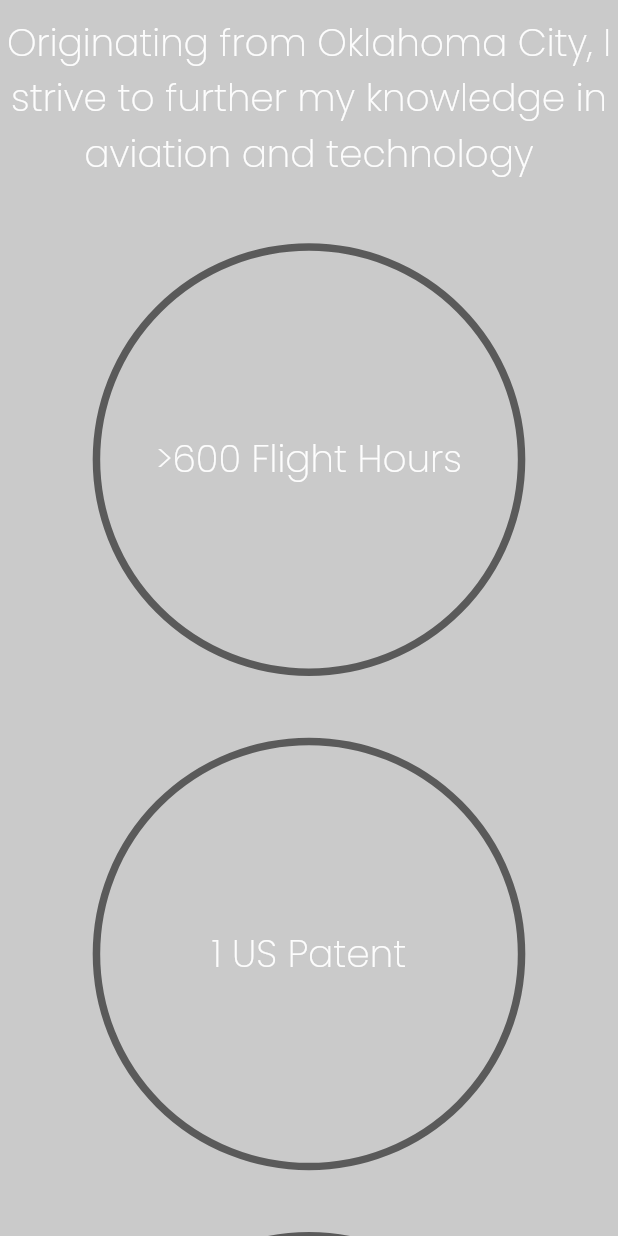
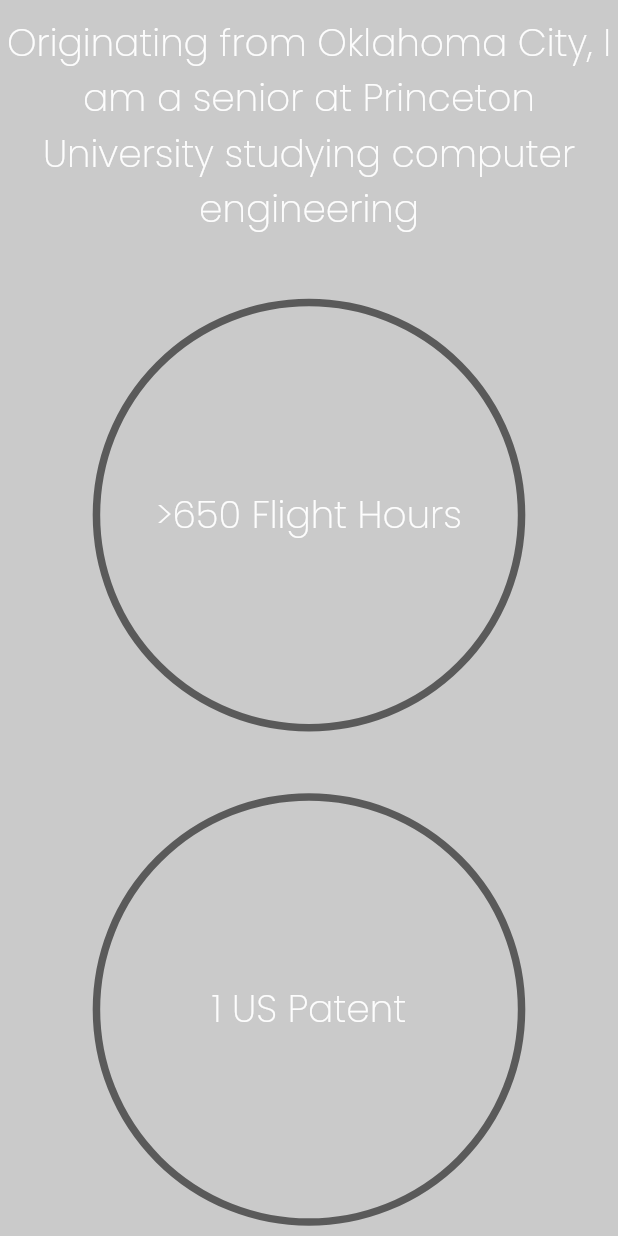
Before and after one commit to hadaes/personalWebsite, a Flutter app: the AboutMe widget shown alone on an empty page, opened directly with empty values, on a phone screen of 412 x 824 dp. Run offline on Flutter 3.47's test engine with Material 2 defaults, Android fonts, the phone set to English and light mode, and no system bars; drawn by our look-alikes of auto_size_text, percent_indicator; our stand-ins replace flutter_icons.

Commit message:
Redid mobile appbar. Added links to about me

```diff
--- a/lib/screens/aboutme.dart
+++ b/lib/screens/aboutme.dart
@@ -50,7 +50,7 @@ class _AboutMeState extends State<AboutMe> with SingleTickerProviderStateMixin {
                     height: 10,
                   ),
                   AutoSizeText(
-                    "Originating from Oklahoma City, I strive to further my knowledge in aviation and technology",
+                    "Originating from Oklahoma City, I am a senior at Princeton University studying computer engineering",
                     presetFontSizes: [25, 20, 15, 10],
                     style:
                         TextStyle(color: Colors.white, fontFamily: "Poppins"),
@@ -67,7 +67,7 @@ class _AboutMeState extends State<AboutMe> with SingleTickerProviderStateMixin {
                     height: 10,
                   ),
                   AutoSizeText(
-                    "Originating from Oklahoma City, I strive to further my knowledge in aviation and technology",
+                    "Originating from Oklahoma City, I am a senior at Princeton University studying computer engineering",
                     style: TextStyle(
                         fontSize: 30,
                         fontFamily: "Poppins",
--- a/lib/widgets/quick_facts.dart
+++ b/lib/widgets/quick_facts.dart
@@ -1,6 +1,7 @@
 import 'package:auto_size_text/auto_size_text.dart';
 import "package:flutter/material.dart";
 import "package:percent_indicator/percent_indicator.dart";
+import 'package:url_launcher/url_launcher.dart';
 
 class QuickFacts extends StatelessWidget {
   var factsGroup = AutoSizeGroup();
@@ -13,6 +14,7 @@ class QuickFacts extends StatelessWidget {
   Widget build(BuildContext context) {
     return LayoutBuilder(
       builder: (context, cts) {
+        // -------------------- mobile view -------------------------------
         if (cts.maxWidth <= 600 || cts.maxHeight <= 600) {
           return Column(
             children: [
@@ -22,12 +24,17 @@ class QuickFacts extends StatelessWidget {
               CircularPercentIndicator(
                 backgroundColor: Colors.transparent,
                 radius: MediaQuery.of(context).size.width * 0.7,
-                center: AutoSizeText(
-                  ">600 Flight Hours",
+                center: InkWell(
+                  child: AutoSizeText(
+                    ">650 Flight Hours",
                     maxLines: 1,
                     group: factsGroup,
                     presetFontSizes: [25, 20, 15, 10, 5],
-                  style: TextStyle(color: Colors.white, fontFamily: "Poppins"),
+                    style:
+                        TextStyle(color: Colors.white, fontFamily: "Poppins"),
+                  ),
+                  onTap: () =>
+                      launch('https://www.youtube.com/watch?v=1HWufbhWjMI'),
                 ),
                 animation: true,
                 animationDuration: 2000,
@@ -41,12 +48,17 @@ class QuickFacts extends StatelessWidget {
               CircularPercentIndicator(
                 backgroundColor: Colors.transparent,
                 radius: MediaQuery.of(context).size.width * 0.7,
-                center: AutoSizeText(
+                center: InkWell(
+                  child: AutoSizeText(
                     "1 US Patent",
                     maxLines: 1,
                     group: factsGroup,
                     presetFontSizes: [25, 20, 15, 10, 5],
-                  style: TextStyle(color: Colors.white, fontFamily: "Poppins"),
+                    style:
+                        TextStyle(color: Colors.white, fontFamily: "Poppins"),
+                  ),
+                  onTap: () => launch(
+                      'https://patents.google.com/patent/US10488064B1/en'),
                 ),
                 animation: true,
                 animationDuration: 2000,
@@ -60,12 +72,17 @@ class QuickFacts extends StatelessWidget {
               CircularPercentIndicator(
                 backgroundColor: Colors.transparent,
                 radius: MediaQuery.of(context).size.width * 0.7,
-                center: AutoSizeText(
+                center: InkWell(
+                  child: AutoSizeText(
                     "1 Paper Coauthored",
                     maxLines: 1,
                     group: factsGroup,
                     presetFontSizes: [25, 20, 15, 10, 5],
-                  style: TextStyle(color: Colors.white, fontFamily: "Poppins"),
+                    style:
+                        TextStyle(color: Colors.white, fontFamily: "Poppins"),
+                  ),
+                  onTap: () => launch(
+                      'https://www.semanticscholar.org/paper/Seeds-as-a-Source-of-Plant-Inhibitory-Fungi%3A-for-Scherlag-Scherlag/64098cbc8fe4a3b1c865b0f14420fa0c689725be'),
                 ),
                 animation: true,
                 animationDuration: 2000,
@@ -78,6 +95,7 @@ class QuickFacts extends StatelessWidget {
               ),
             ],
           );
+          // --------------- desktop view -------------------------
         } else {
           return Row(
             mainAxisAlignment: MainAxisAlignment.spaceEvenly,
@@ -85,12 +103,17 @@ class QuickFacts extends StatelessWidget {
               CircularPercentIndicator(
                 backgroundColor: Colors.transparent,
                 radius: MediaQuery.of(context).size.width * 0.25,
-                center: AutoSizeText(
-                  ">600 Flight Hours",
+                center: InkWell(
+                  child: AutoSizeText(
+                    ">650 Flight Hours",
                     maxLines: 1,
                     group: factsGroup,
                     presetFontSizes: [25, 20, 15, 10, 5],
-                  style: TextStyle(color: Colors.white, fontFamily: "Poppins"),
+                    style:
+                        TextStyle(color: Colors.white, fontFamily: "Poppins"),
+                  ),
+                  onTap: () =>
+                      launch('https://www.youtube.com/watch?v=1HWufbhWjMI'),
                 ),
                 animation: true,
                 animationDuration: 1200,
@@ -101,12 +124,17 @@ class QuickFacts extends StatelessWidget {
               CircularPercentIndicator(
                 backgroundColor: Colors.transparent,
                 radius: MediaQuery.of(context).size.width * 0.25,
-                center: AutoSizeText(
+                center: InkWell(
+                  child: AutoSizeText(
                     "1 US Patent",
                     maxLines: 1,
                     group: factsGroup,
                     presetFontSizes: [25, 20, 15, 10, 5],
-                  style: TextStyle(color: Colors.white, fontFamily: "Poppins"),
+                    style:
+                        TextStyle(color: Colors.white, fontFamily: "Poppins"),
+                  ),
+                  onTap: () => launch(
+                      'https://patents.google.com/patent/US10488064B1/en'),
                 ),
                 animation: true,
                 animationDuration: 1200,
@@ -117,12 +145,17 @@ class QuickFacts extends StatelessWidget {
               CircularPercentIndicator(
                 backgroundColor: Colors.transparent,
                 radius: MediaQuery.of(context).size.width * 0.25,
-                center: AutoSizeText(
+                center: InkWell(
+                  child: AutoSizeText(
                     "1 Paper Coauthored",
                     maxLines: 1,
                     group: factsGroup,
                     presetFontSizes: [25, 20, 15, 10, 5],
-                  style: TextStyle(color: Colors.white, fontFamily: "Poppins"),
+                    style:
+                        TextStyle(color: Colors.white, fontFamily: "Poppins"),
+                  ),
+                  onTap: () => launch(
+                      'https://www.semanticscholar.org/paper/Seeds-as-a-Source-of-Plant-Inhibitory-Fungi%3A-for-Scherlag-Scherlag/64098cbc8fe4a3b1c865b0f14420fa0c689725be'),
                 ),
                 animation: true,
                 animationDuration: 1200,
```
Also changed, not shown: lib/home.dart (+18 -7 lines). Lines whose indentation alone changed are shown as unchanged.
